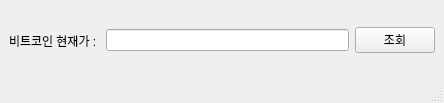
Before: the Qt Designer form upbitCurrentPrice.ui in kkuho/pracgtice, drawn with Qt 5.
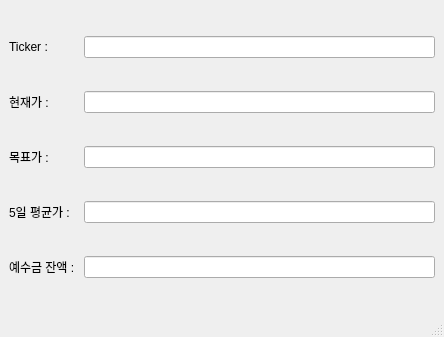
After: the same form once the commit is applied.

Commit message: 업비트 매매 QT desinger활용

Diff of the .ui file:
```diff
--- a/upbitCurrentPrice.ui
+++ b/upbitCurrentPrice.ui
@@ -7,31 +7,64 @@
     <x>0</x>
     <y>0</y>
     <width>444</width>
-    <height>103</height>
+    <height>337</height>
    </rect>
   </property>
   <property name="windowTitle">
    <string>MainWindow</string>
   </property>
   <widget class="QWidget" name="centralwidget">
-   <layout class="QHBoxLayout" name="horizontalLayout">
-    <item>
-     <widget class="QLabel" name="label">
+   <layout class="QGridLayout" name="gridLayout">
+    <item row="2" column="0">
+     <widget class="QLabel" name="label_2">
       <property name="text">
-       <string>비트코인 현재가 : </string>
+       <string>목표가 :</string>
       </property>
      </widget>
     </item>
-    <item>
+    <item row="3" column="0">
+     <widget class="QLabel" name="label_3">
+      <property name="text">
+       <string>5일 평균가 :</string>
+      </property>
+     </widget>
+    </item>
+    <item row="0" column="1">
+     <widget class="QLineEdit" name="lineEdit_4"/>
+    </item>
+    <item row="2" column="1">
+     <widget class="QLineEdit" name="lineEdit_2"/>
+    </item>
+    <item row="0" column="0">
+     <widget class="QLabel" name="label_4">
+      <property name="text">
+       <string>Ticker :</string>
+      </property>
+     </widget>
+    </item>
+    <item row="3" column="1">
+     <widget class="QLineEdit" name="lineEdit_3"/>
+    </item>
+    <item row="1" column="1">
      <widget class="QLineEdit" name="lineEdit"/>
     </item>
-    <item>
-     <widget class="QPushButton" name="pushButton">
+    <item row="1" column="0">
+     <widget class="QLabel" name="label">
       <property name="text">
-       <string>조회</string>
+       <string>현재가 : </string>
       </property>
      </widget>
     </item>
+    <item row="4" column="0">
+     <widget class="QLabel" name="label_5">
+      <property name="text">
+       <string>예수금 잔액 : </string>
+      </property>
+     </widget>
+    </item>
+    <item row="4" column="1">
+     <widget class="QLineEdit" name="lineEdit_5"/>
+    </item>
    </layout>
   </widget>
   <widget class="QMenuBar" name="menubar">
```
Left out of the diff: 2 changed lines with no effect on the pictures. The commit also changes 2 other files.
